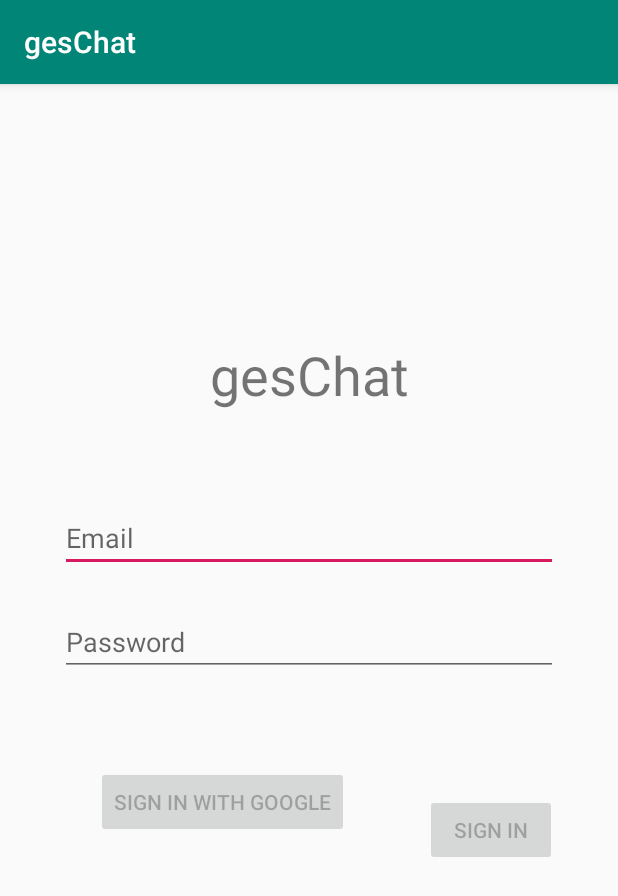
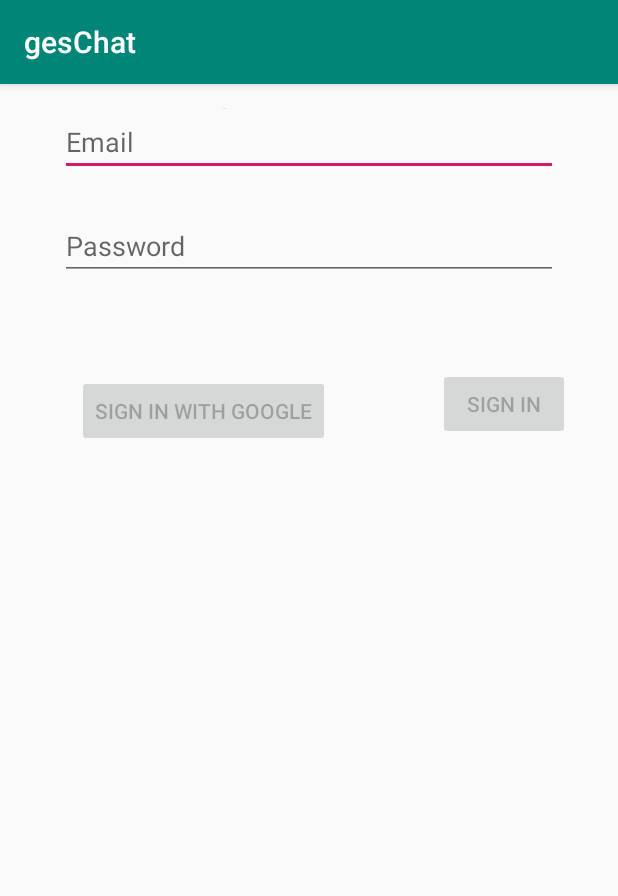
Before and after one commit to marylicious/GesChat, an Android app: the screen it shows after launch (LoginActivity), on a phone screen of 412 x 824 dp. Shown: the top 896 px of the screen. Run offline under Robolectric (Android 15) with nearby library versions, the phone set to English and light mode, and no system bars.

```diff
--- a/app/src/main/java/com/example/geschat/data/LoginDataSource.java
+++ b/app/src/main/java/com/example/geschat/data/LoginDataSource.java
@@ -16,7 +16,7 @@ public class LoginDataSource {
             LoggedInUser fakeUser =
                     new LoggedInUser(
                             java.util.UUID.randomUUID().toString(),
-                            "Jane Doe");
+                            "Marylicious");
             return new Result.Success<>(fakeUser);
         } catch (Exception e) {
             return new Result.Error(new IOException("Error logging in", e));
--- a/app/src/main/java/com/example/geschat/ui/login/LoginActivity.java
+++ b/app/src/main/java/com/example/geschat/ui/login/LoginActivity.java
@@ -11,6 +11,7 @@ import android.text.Editable;
 import android.text.TextWatcher;
 import android.view.KeyEvent;
 import android.view.View;
+import android.view.Window;
 import android.view.inputmethod.EditorInfo;
 import android.widget.Button;
 import android.widget.EditText;
@@ -19,8 +20,6 @@ import android.widget.TextView;
 import android.widget.Toast;
 
 import com.example.geschat.R;
-import com.example.geschat.ui.login.LoginViewModel;
-import com.example.geschat.ui.login.LoginViewModelFactory;
 
 public class LoginActivity extends AppCompatActivity {
 
--- a/app/src/main/res/layout/activity_login.xml
+++ b/app/src/main/res/layout/activity_login.xml
@@ -16,7 +16,6 @@
         android:layout_width="0dp"
         android:layout_height="wrap_content"
         android:layout_marginStart="24dp"
-        android:layout_marginTop="264dp"
         android:layout_marginEnd="24dp"
 
         android:hint="@string/prompt_email"
@@ -24,7 +23,7 @@
         android:selectAllOnFocus="true"
         app:layout_constraintEnd_toEndOf="parent"
         app:layout_constraintStart_toStartOf="parent"
-        app:layout_constraintTop_toTopOf="parent" />
+        tools:layout_editor_absoluteY="182dp" />
 
     <EditText
         android:id="@+id/password"
@@ -44,41 +43,40 @@
         app:layout_constraintTop_toBottomOf="@+id/username" />
 
     <Button
-        android:id="@+id/login"
+        android:id="@+id/logingoogle"
         android:layout_width="wrap_content"
         android:layout_height="wrap_content"
         android:layout_gravity="start"
-        android:layout_marginStart="48dp"
+        android:layout_marginStart="24dp"
+        android:layout_marginLeft="24dp"
         android:layout_marginTop="16dp"
         android:layout_marginEnd="8dp"
         android:layout_marginRight="8dp"
         android:layout_marginBottom="64dp"
         android:enabled="false"
+        android:text="@string/action_sign_in_google"
+        app:layout_constraintBottom_toBottomOf="parent"
+        app:layout_constraintEnd_toStartOf="@+id/login"
+        app:layout_constraintHorizontal_bias="0.153"
+        app:layout_constraintStart_toStartOf="parent"
+        app:layout_constraintTop_toBottomOf="@+id/password"
+        app:layout_constraintVertical_bias="0.096" />
+
+    <Button
+        android:id="@+id/login"
+        android:layout_width="wrap_content"
+        android:layout_height="wrap_content"
+        android:layout_gravity="start"
+        android:layout_marginTop="16dp"
+        android:layout_marginEnd="16dp"
+        android:layout_marginRight="16dp"
+        android:layout_marginBottom="64dp"
+        android:enabled="false"
         android:text="@string/action_sign_in"
         app:layout_constraintBottom_toBottomOf="parent"
         app:layout_constraintEnd_toEndOf="parent"
-        app:layout_constraintHorizontal_bias="0.928"
-        app:layout_constraintStart_toStartOf="parent"
         app:layout_constraintTop_toBottomOf="@+id/password"
-        app:layout_constraintVertical_bias="0.272" />
-
-    <Button
-        android:id="@+id/login2"
-        android:layout_width="wrap_content"
-        android:layout_height="wrap_content"
-        android:layout_gravity="start"
-        android:layout_marginStart="48dp"
-        android:layout_marginTop="16dp"
-        android:layout_marginEnd="48dp"
-        android:layout_marginBottom="64dp"
-        android:enabled="false"
-        android:text="@string/action_sign_in_google"
-        app:layout_constraintBottom_toBottomOf="parent"
-        app:layout_constraintEnd_toEndOf="parent"
-        app:layout_constraintHorizontal_bias="0.0"
-        app:layout_constraintStart_toStartOf="parent"
-        app:layout_constraintTop_toBottomOf="@+id/password"
-        app:layout_constraintVertical_bias="0.192" />
+        app:layout_constraintVertical_bias="0.087" />
 
     <ProgressBar
         android:id="@+id/loading"
@@ -112,5 +110,5 @@
         app:layout_constraintEnd_toEndOf="parent"
         app:layout_constraintStart_toStartOf="parent"
         app:layout_constraintTop_toTopOf="parent"
-        app:layout_constraintVertical_bias="0.73" />
+        app:layout_constraintVertical_bias="0.849" />
 </android.support.constraint.ConstraintLayout>
```
